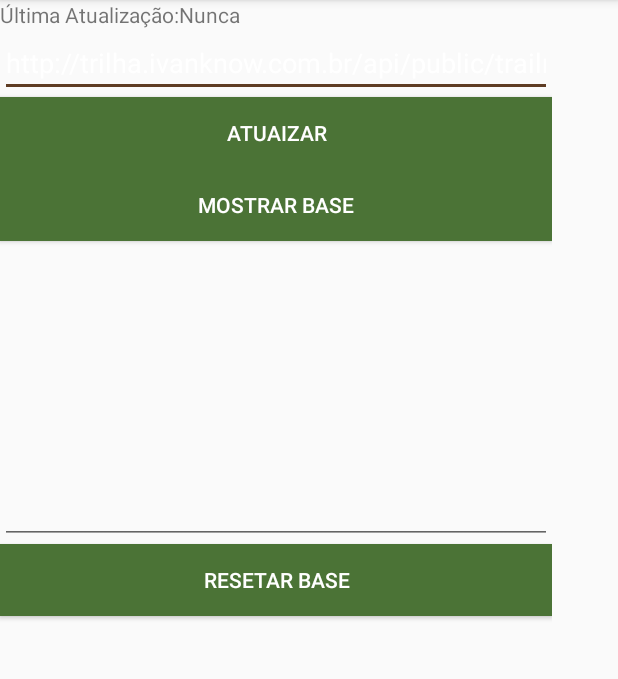
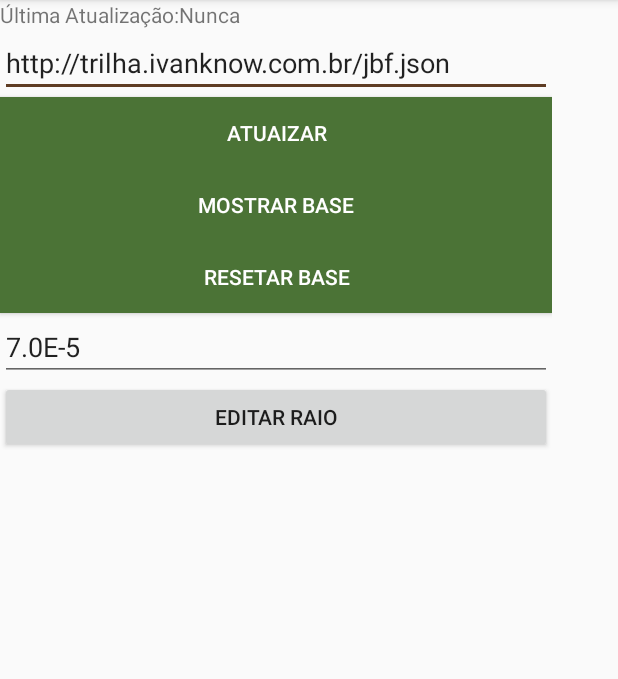
Before and after one commit to ivanknow/app-trilhas-interpretativas, an Android app: the UpdateActivity screen opened directly, with no data from a screen before it, on a phone screen of 412 x 824 dp, the part 84-763 px from its top. Run offline under Robolectric (Android 15) with nearby library versions, the phone set to English and light mode, and no system bars.

Commit message:
raio configuravel

```diff
--- a/TrilhaInterpretativa/app/src/main/java/br/com/ufrpe/isantos/trilhainterpretativa/UpdateActivity.java
+++ b/TrilhaInterpretativa/app/src/main/java/br/com/ufrpe/isantos/trilhainterpretativa/UpdateActivity.java
@@ -3,10 +3,12 @@ package br.com.ufrpe.isantos.trilhainterpretativa;
 import android.app.ProgressDialog;
 import android.content.Context;
 import android.content.DialogInterface;
+import android.content.Intent;
 import android.content.SharedPreferences;
 import android.os.AsyncTask;
 import android.os.Bundle;
 import android.os.PowerManager;
+import android.preference.PreferenceManager;
 import android.support.v7.app.AppCompatActivity;
 import android.view.View;
 import android.widget.EditText;
@@ -27,6 +29,7 @@ import java.util.Date;
 import br.com.ufrpe.isantos.trilhainterpretativa.entity.Image;
 import br.com.ufrpe.isantos.trilhainterpretativa.entity.Point;
 import br.com.ufrpe.isantos.trilhainterpretativa.entity.Trail;
+import br.com.ufrpe.isantos.trilhainterpretativa.utils.TrailConstants;
 import br.com.ufrpe.isantos.trilhainterpretativa.utils.TrailFileUtils;
 import br.com.ufrpe.isantos.trilhainterpretativa.utils.TrailJSONParser;
 
@@ -36,8 +39,8 @@ import static br.com.ufrpe.isantos.trilhainterpretativa.utils.TrailJSONParser.st
 public class UpdateActivity extends AppCompatActivity {
     ProgressDialog mProgressDialog;
     TextView tvLastUpdate;
-    EditText etBaseConsole;
     EditText urlUpdate;
+    EditText etRaio;
 
     @Override
     protected void onCreate(Bundle savedInstanceState) {
@@ -47,9 +50,18 @@ public class UpdateActivity extends AppCompatActivity {
         mProgressDialog.setMessage(getString(R.string.statusProgress));
         mProgressDialog.setIndeterminate(true);
         mProgressDialog.setProgressStyle(ProgressDialog.STYLE_HORIZONTAL);
-        mProgressDialog.setCancelable(true);
+        mProgressDialog.setCancelable(false);
+        mProgressDialog.setCanceledOnTouchOutside(false);
         tvLastUpdate = (TextView) findViewById(R.id.lastUpdate);
-        etBaseConsole = (EditText) findViewById(R.id.etBaseConsole);
+        etRaio = (EditText) findViewById(R.id.editRaio);
+
+
+
+        SharedPreferences settings = PreferenceManager.getDefaultSharedPreferences(this);
+        String raio = settings.getString(getString(R.string.raio), TrailConstants.SCALA+"");
+        Toast.makeText(getApplicationContext(),  raio, Toast.LENGTH_LONG).show();
+        etRaio.setText(raio);
+
         urlUpdate = (EditText) findViewById(R.id.urlupdate);
         urlUpdate.setText(getString(R.string.service_url));
         Context context = getApplicationContext();
@@ -220,23 +232,26 @@ public class UpdateActivity extends AppCompatActivity {
     }
     public void showBase(View v) {
 
+        Intent intent = new Intent(getApplicationContext(), BaseViwerActivity.class);
+        startActivity(intent);
 
 
-        try {
 
-           String result =  TrailFileUtils.getFileContent(getString(R.string.db_file),getApplicationContext());
-            etBaseConsole.setText(result);
-        } catch (FileNotFoundException e) {
-            e.printStackTrace();
-            etBaseConsole.setText(e.toString());
-        } catch (IOException e) {
-            e.printStackTrace();
-            etBaseConsole.setText(e.toString());
-        }
 
+    }
+    public void editRaio(View v) {
+
+        SharedPreferences settings = PreferenceManager.getDefaultSharedPreferences(this);
+        SharedPreferences.Editor editor = settings.edit();
+        editor.putString(getString(R.string.raio), etRaio.getText()+"");
+        editor.commit();
+
+
+        Toast.makeText(getApplicationContext(), getString(R.string.raio)+etRaio.getText() , Toast.LENGTH_LONG).show();
 
     }
 
 
 
+
 }
--- a/TrilhaInterpretativa/app/src/main/res/layout/activity_main.xml
+++ b/TrilhaInterpretativa/app/src/main/res/layout/activity_main.xml
@@ -16,6 +16,7 @@
 
         <Button
             android:id="@+id/button2"
+            android:layout_margin="5dp"
             android:layout_width="match_parent"
             android:layout_height="wrap_content"
             android:background="@color/colorBtn"
@@ -31,10 +32,11 @@
 
         <Button
             android:id="@+id/button3"
+            android:layout_margin="5dp"
             android:layout_width="match_parent"
             android:layout_height="wrap_content"
             android:background="@color/colorBtn"
-            android:drawableRight="@mipmap/ic_setting"
+
             android:onClick="updateData"
             android:text="@string/btnSettings"
             android:textColor="@color/colorBtnFont" />
--- a/TrilhaInterpretativa/app/src/main/res/layout/activity_update.xml
+++ b/TrilhaInterpretativa/app/src/main/res/layout/activity_update.xml
@@ -27,7 +27,7 @@
             android:ems="10"
             android:inputType="textPersonName"
             android:text=""
-            android:textColor="@color/colorBtnFont"/>
+           />
 
         <Button
             android:id="@+id/startUpdate"
@@ -51,14 +51,7 @@
             android:background="@color/colorBtn"
             android:textColor="@color/colorBtnFont"/>
 
-        <EditText
-            android:id="@+id/etBaseConsole"
-            android:layout_width="match_parent"
-            android:layout_height="wrap_content"
-            android:ems="10"
-            android:inputType="textMultiLine"
-            android:layout_weight="0.65"
-           />
+
 
         <Button
             android:id="@+id/btnResetBase"
@@ -68,6 +61,23 @@
             android:onClick="resetBase"
             android:textColor="@color/colorBtnFont"
             android:background="@color/colorBtn"/>
+
+        <EditText
+            android:id="@+id/editRaio"
+            android:layout_width="match_parent"
+            android:layout_height="wrap_content"
+            android:ems="10"
+            />
+
+        <Button
+            android:id="@+id/btnRaio"
+            android:layout_width="match_parent"
+            android:layout_height="wrap_content"
+            android:text="editar raio"
+            android:onClick="editRaio"/>
+
+
+
     </LinearLayout>
 
 </android.support.constraint.ConstraintLayout>
--- a/TrilhaInterpretativa/app/src/main/res/values/strings.xml
+++ b/TrilhaInterpretativa/app/src/main/res/values/strings.xml
@@ -3,7 +3,7 @@
     <string name="longitude">longitude</string>
     <string name="latitude">latitude</string>
 
-    <string name="service_url">http://trilha.ivanknow.com.br/api/public/trailmock</string>
+    <string name="service_url">http://trilha.ivanknow.com.br/jbf.json</string>
     <string name="service_url_base">http://trilha.ivanknow.com.br/</string>
     <string name="db_file">db2.json</string>
     <string name="btnSettings">Configurações</string>
@@ -17,12 +17,16 @@
     <string name="updateSuccess">Atualizado</string>
     <string name="lastUpdate">Última Atualização:</string>
     <string name="lastUpdateKey">lastUpdateKey</string>
+    <string name="horaInicio">horaInicio</string>
     <string name="trailDesc">Seja bem vindo a trilha dois irmãos! essa trilha tem muitos km e possui desafios naturais</string>
     <string name="trailPoints">0 pontos registrados</string>
-    <string name="lblatitude">Latitude:</string>
-    <string name="lbLongitude">Longitude:</string>
+    <string name="lblatitude">La:</string>
+    <string name="lbLongitude">Lon:</string>
     <string name="lbAcc">Aceleração</string>
-    <string name="lbAtt">Altitude:</string>
+    <string name="lbAtt">Alt:</string>
     <string name="btShowPoint">Visualizar</string>
     <string name="btnOpenMap">Abrir no Mapa</string>
+    <string name="horario_inicio">Início</string>
+    <string name="btn_encerrar_trilha">Encerrar Trilha</string>
+    <string name="raio">raio3</string>
 </resources>
```
Also changed, not shown: TrilhaInterpretativa/app/src/main/AndroidManifest.xml (+11 -3 lines), TrilhaInterpretativa/app/src/main/java/br/com/ufrpe/isantos/trilhainterpretativa/BaseViwerActivity.java (added, +33 -0 lines), TrilhaInterpretativa/app/src/main/java/br/com/ufrpe/isantos/trilhainterpretativa/MainActivity.java (+22 -0 lines), TrilhaInterpretativa/app/src/main/java/br/com/ufrpe/isantos/trilhainterpretativa/MapActivity.java (+38 -4 lines), TrilhaInterpretativa/app/src/main/java/br/com/ufrpe/isantos/trilhainterpretativa/entity/Point.java (+2 -6 lines), TrilhaInterpretativa/app/src/main/java/br/com/ufrpe/isantos/trilhainterpretativa/services/GeoService.java (+20 -1 lines), TrilhaInterpretativa/app/src/main/res/layout/activity_base_viwer.xml (added, +18 -0 lines), TrilhaInterpretativa/app/src/main/res/layout/activity_map.xml (+52 -10 lines).
